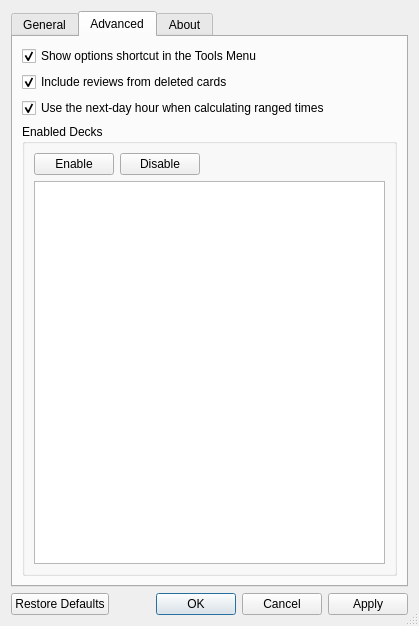
Qt form res/ui/options_dialog.ui (iamjustkoi/StudyTimeStats) before a commit.
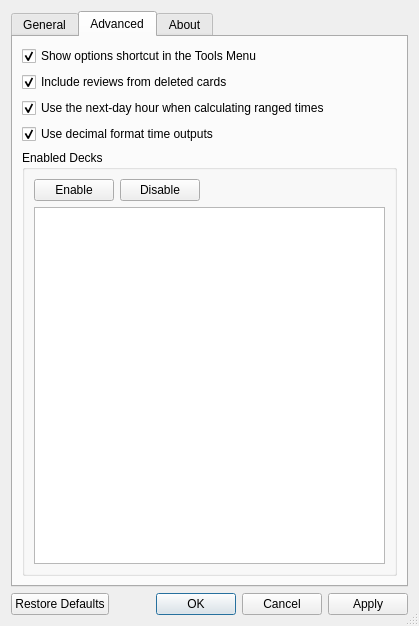
The same form after that commit. The open tabs and pages were chosen to show the change. Icons and pictures are not drawn.

Commit message: Add time format checkbox to advanced tab

```diff
--- a/res/ui/options_dialog.ui
+++ b/res/ui/options_dialog.ui
@@ -208,6 +208,19 @@
          </property>
         </widget>
        </item>
+       <item>
+        <widget class="QCheckBox" name="checkBox">
+         <property name="toolTip">
+          <string>Shows an &quot;hour.min&quot; format, versus an &quot;hh:mm&quot; format, for all time output values.</string>
+         </property>
+         <property name="text">
+          <string>Use decimal format time outputs</string>
+         </property>
+         <property name="checked">
+          <bool>true</bool>
+         </property>
+        </widget>
+       </item>
        <item>
         <widget class="QGroupBox" name="enabled_decks_group">
          <property name="minimumSize">
```
Left out of the diff: 2 changed lines with no effect on the pictures. The commit also changes 1 other file.
